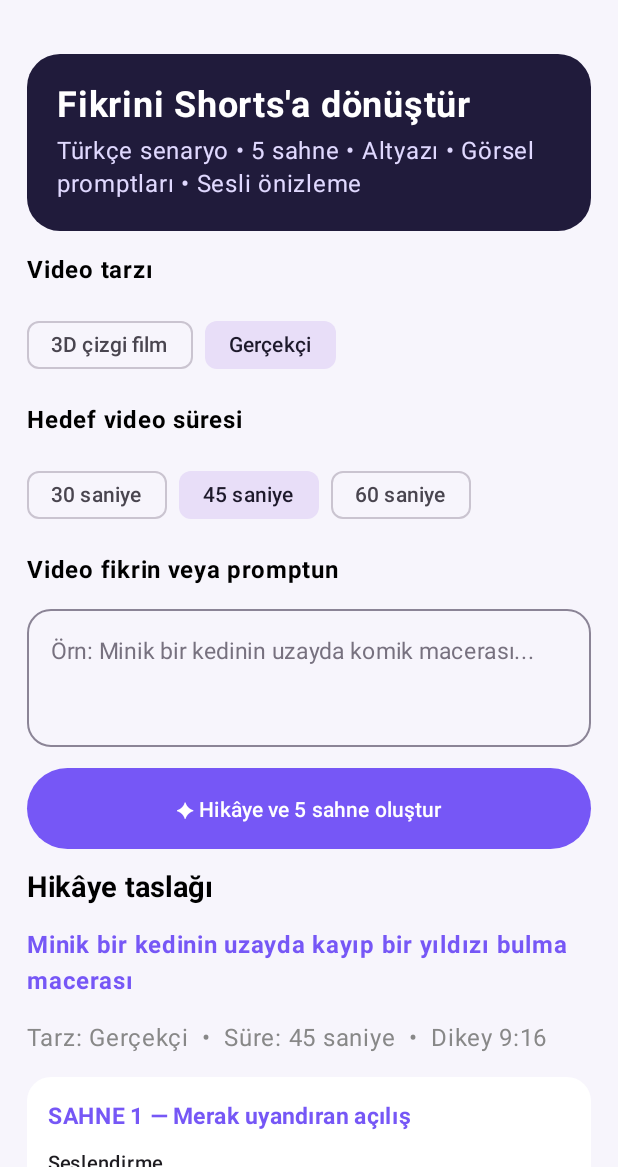
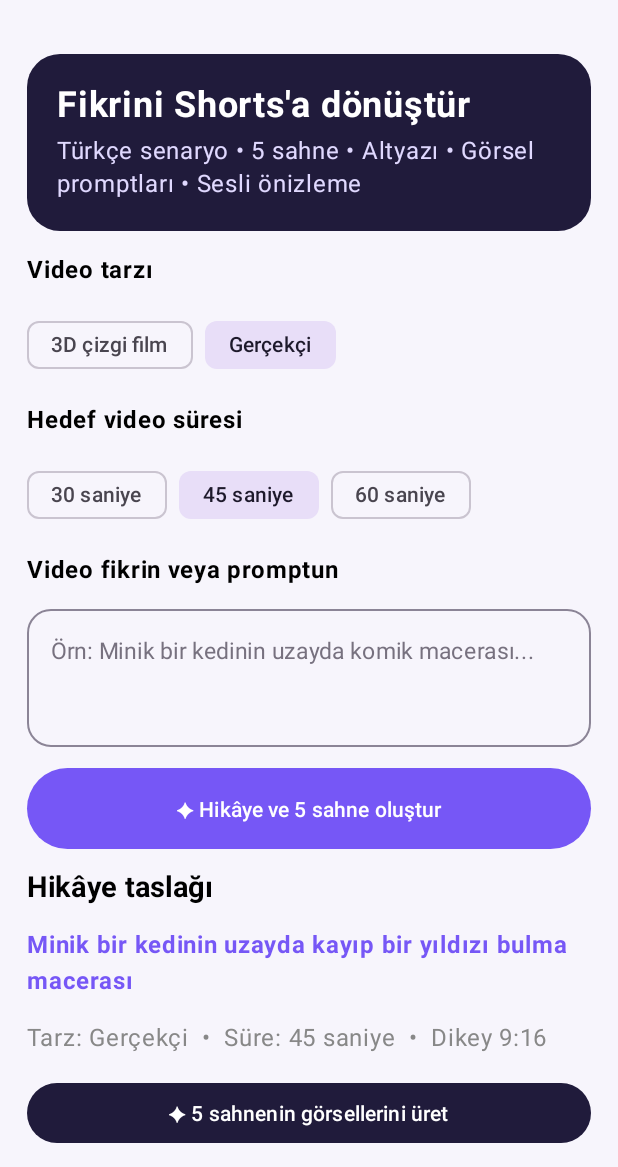
Before and after one commit to gokhanbekar06-ops/Gogi, an Android app built with Jetpack Compose: the screen it shows after launch (MainActivity), after a tap on "Gerçekçi", on a phone screen of 412 x 824 dp, the part 69-1236 px from its top. Run offline under Robolectric (Android 15) with nearby library versions, the phone set to English and light mode, and no system bars; pictures from the network do not load; 3 other taps on this screen came first.

Commit message:
Add AI image generation previews for each storyboard scene

```diff
--- a/app/src/main/java/com/shortsai/studio/MainActivity.kt
+++ b/app/src/main/java/com/shortsai/studio/MainActivity.kt
@@ -1,6 +1,7 @@
 package com.shortsai.studio
 
 import android.content.Intent
+import android.net.Uri
 import android.os.Bundle
 import android.speech.tts.TextToSpeech
 import androidx.activity.ComponentActivity
@@ -15,18 +16,21 @@ import androidx.compose.material3.*
 import androidx.compose.runtime.*
 import androidx.compose.ui.Modifier
 import androidx.compose.ui.graphics.Color
+import androidx.compose.ui.layout.ContentScale
 import androidx.compose.ui.platform.LocalContext
 import androidx.compose.ui.text.font.FontWeight
 import androidx.compose.ui.text.TextStyle
 import androidx.compose.ui.unit.dp
 import androidx.compose.ui.unit.sp
 import java.util.Locale
+import coil.compose.AsyncImage
 
 private data class StoryScene(
     val title: String,
     val narration: String,
     val visualPrompt: String,
-    val subtitle: String
+    val subtitle: String,
+    val imageUrl: String = ""
 )
 
 class MainActivity : ComponentActivity() {
@@ -213,6 +217,18 @@ fun StudioScreen() {
                     Text(storyTitle, color = Color(0xFF7657F6), fontWeight = FontWeight.Bold)
                     Text("Tarz: $style  •  Süre: $duration  •  Dikey 9:16", color = Color.Gray)
 
+                    Button(
+                        onClick = {
+                            scenes = scenes.map { scene ->
+                                val imagePrompt = "${scene.visualPrompt}. Vertical portrait 9:16 composition, no text, consistent main character."
+                                val url = "https://image.pollinations.ai/prompt/${Uri.encode(imagePrompt)}?width=576&height=1024&model=flux&nologo=true"
+                                scene.copy(imageUrl = url)
+                            }
+                        },
+                        modifier = Modifier.fillMaxWidth(),
+                        colors = ButtonDefaults.buttonColors(containerColor = Color(0xFF201B3B))
+                    ) { Text("✦ 5 sahnenin görsellerini üret") }
+
                     scenes.forEachIndexed { index, scene ->
                         Card(
                             colors = CardDefaults.cardColors(containerColor = Color.White),
@@ -260,6 +276,21 @@ fun StudioScreen() {
                                 )
                                 Text("Görsel üretim promptu", fontSize = 13.sp, fontWeight = FontWeight.SemiBold)
                                 Text(scene.visualPrompt, fontSize = 12.sp, color = Color.DarkGray, lineHeight = 16.sp)
+                                if (scene.imageUrl.isNotBlank()) {
+                                    AsyncImage(
+                                        model = scene.imageUrl,
+                                        contentDescription = "Sahne ${index + 1} yapay zekâ görseli",
+                                        modifier = Modifier.fillMaxWidth().height(320.dp),
+                                        contentScale = ContentScale.Crop
+                                    )
+                                }
+                                OutlinedButton(
+                                    onClick = {
+                                        val imagePrompt = "${scene.visualPrompt}. Vertical portrait 9:16 composition, no text, consistent main character."
+                                        val url = "https://image.pollinations.ai/prompt/${Uri.encode(imagePrompt)}?width=576&height=1024&model=flux&nologo=true"
+                                        scenes = scenes.toMutableList().also { it[index] = scene.copy(imageUrl = url) }
+                                    }
+                                ) { Text(if (scene.imageUrl.isBlank()) "✦ Bu sahnenin görselini üret" else "↻ Görseli yeniden üret") }
                                 OutlinedButton(onClick = {
                                     tts?.language = Locale("tr", "TR")
                                     tts?.speak(scene.narration, TextToSpeech.QUEUE_FLUSH, null, "scene_$index")
```
